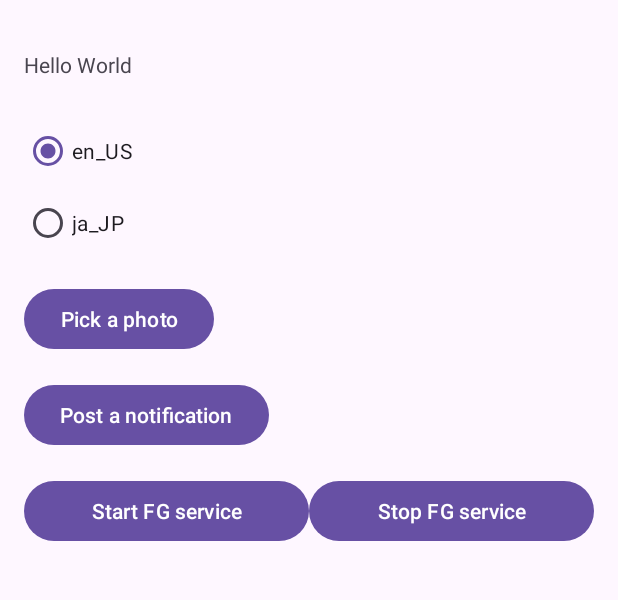
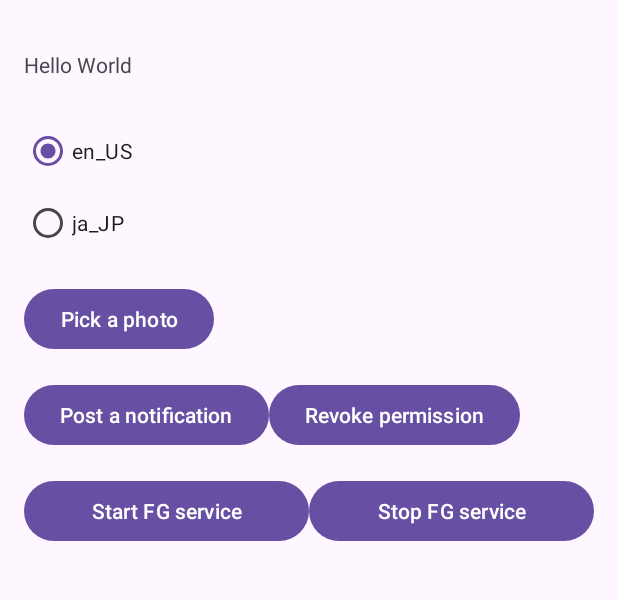
Before and after one commit to mannodermaus/android13-labs-sample, an Android app: the screen it shows after launch (MainActivity), on a phone screen of 412 x 824 dp, the part 70-670 px from its top. Run offline under Robolectric (Android 15) with nearby library versions, the phone set to English and light mode, and no system bars.

Commit message:
Revoke permission

```diff
--- a/app/src/main/java/de/mannodermaus/android13labs/MainActivity.kt
+++ b/app/src/main/java/de/mannodermaus/android13labs/MainActivity.kt
@@ -54,6 +54,8 @@ class MainActivity : AppCompatActivity() {
         binding.content.buttonPostNotification.setOnClickListener {
             tryShowNotification()
         }
+
+        binding.content.buttonRevokePermission.setOnClickListener { revokeNotificationPermission() }
 
         // Foreground service management
         binding.content.buttonStartService.setOnClickListener { startFGService() }
@@ -137,6 +139,17 @@ class MainActivity : AppCompatActivity() {
         }
     }
 
+    private fun revokeNotificationPermission() {
+        if (BuildCompat.isAtLeastT()) {
+            try {
+                println("Revoking notification permission on kill...")
+                revokeOwnPermissionOnKill(Manifest.permission.POST_NOTIFICATIONS)
+            } catch (e: SecurityException) {
+                println("No need to revoke permission, I didn't even have it in the first place")
+            }
+        }
+    }
+
     private fun showNotification() {
         NotificationManagerCompat.from(this).notify(
             /* id = */ 1234,
--- a/app/src/main/res/layout/content_main.xml
+++ b/app/src/main/res/layout/content_main.xml
@@ -1,10 +1,9 @@
 <?xml version="1.0" encoding="utf-8"?>
 <LinearLayout xmlns:android="http://schemas.android.com/apk/res/android"
-    xmlns:app="http://schemas.android.com/apk/res-auto"
     android:layout_width="match_parent"
     android:layout_height="match_parent"
+    android:layout_marginTop="?attr/actionBarSize"
     android:orientation="vertical"
-    android:layout_marginTop="?attr/actionBarSize"
     android:padding="16dp">
 
     <TextView
@@ -23,15 +22,27 @@
         android:id="@+id/button_pick_photo"
         android:layout_width="wrap_content"
         android:layout_height="wrap_content"
-        android:text="@string/button_pick_photo"
-        android:layout_marginTop="16dp" />
+        android:layout_marginTop="16dp"
+        android:text="@string/button_pick_photo" />
 
-    <Button
-        android:id="@+id/button_post_notification"
-        android:layout_width="wrap_content"
+    <LinearLayout
+        android:layout_width="match_parent"
         android:layout_height="wrap_content"
-        android:text="@string/button_post_notification"
-        android:layout_marginTop="16dp" />
+        android:layout_marginTop="16dp"
+        android:weightSum="2">
+
+        <Button
+            android:id="@+id/button_post_notification"
+            android:layout_width="wrap_content"
+            android:layout_height="wrap_content"
+            android:text="@string/button_post_notification" />
+
+        <Button
+            android:id="@+id/button_revoke_permission"
+            android:layout_width="wrap_content"
+            android:layout_height="wrap_content"
+            android:text="@string/button_revoke_permission" />
+    </LinearLayout>
 
     <LinearLayout
         android:layout_width="match_parent"
--- a/app/src/main/res/values/strings.xml
+++ b/app/src/main/res/values/strings.xml
@@ -5,4 +5,5 @@
     <string name="button_post_notification">Post a notification</string>
     <string name="button_start_service">Start FG service</string>
     <string name="button_stop_service">Stop FG service</string>
+    <string name="button_revoke_permission">Revoke permission</string>
 </resources>
```
Also changed, not shown: 1 other file.
